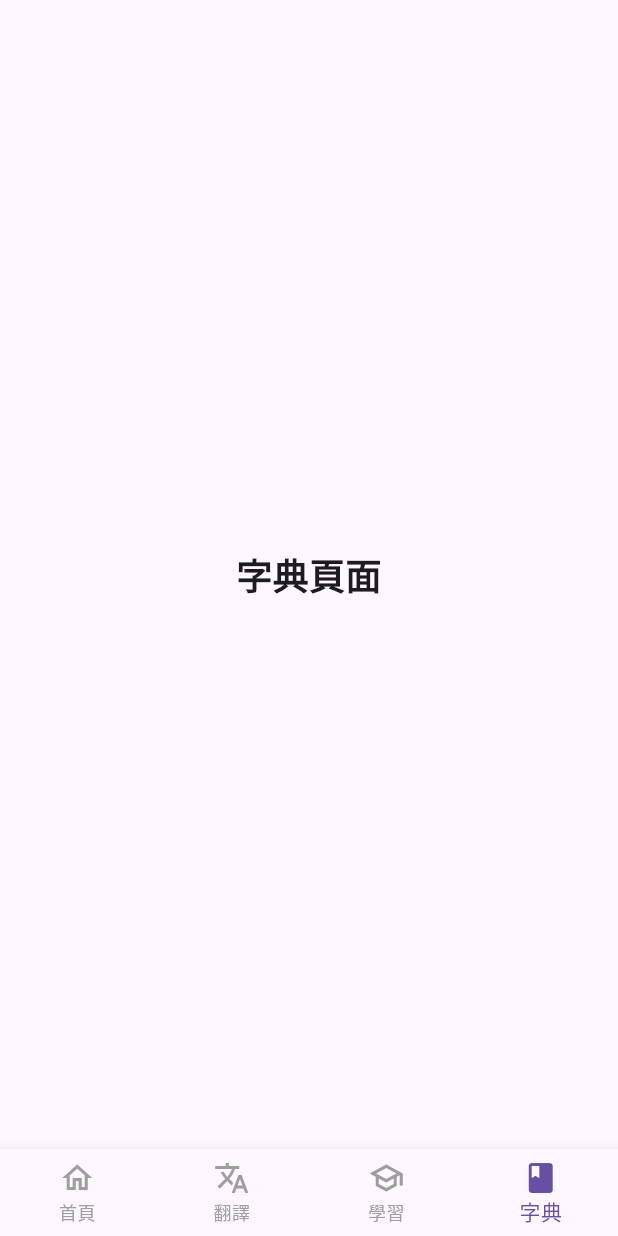
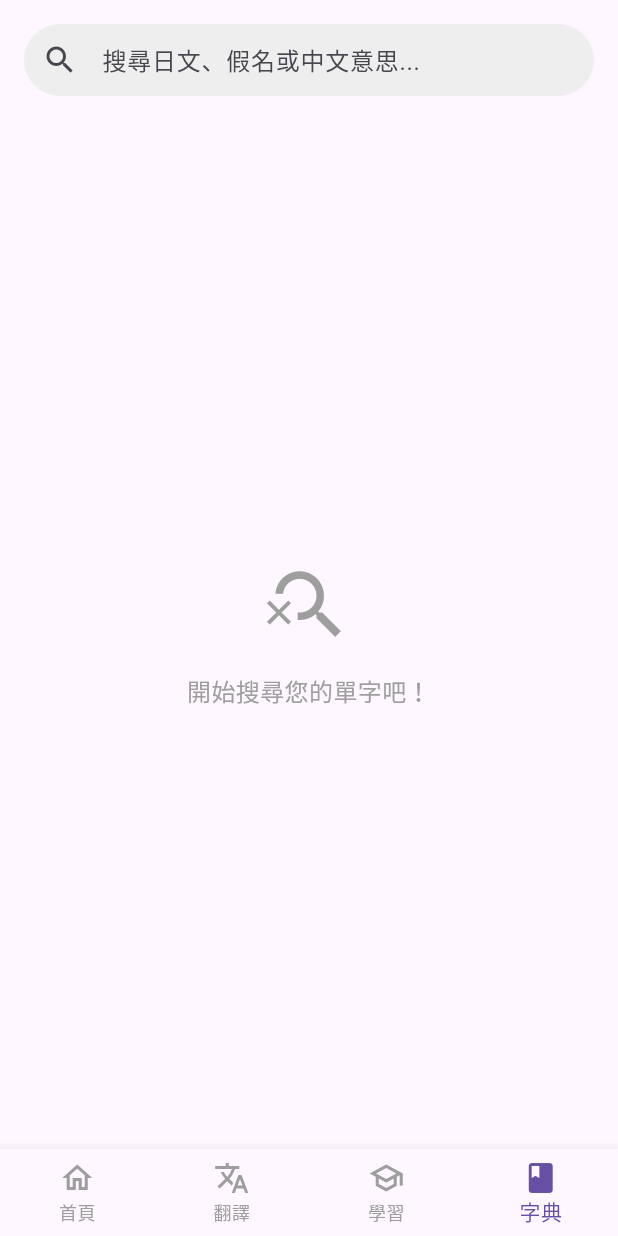
Before and after one commit to xiaomingtseng/JP_Learning, a Flutter app: the screen it shows after launch, item 4 of the bottom bar chosen, on a phone screen of 412 x 824 dp. Run offline on Flutter 3.47's test engine with Material 3 defaults, Android fonts, the phone set to English and light mode, and no system bars; our stand-ins replace shared_preferences; accounts and stored records are empty; network calls fail.

Commit message:
新增字典頁面UI

```diff
--- /dev/null
+++ b/lib/models/dictionary_entry.dart
@@ -0,0 +1,63 @@
+class DictionaryEntry {
+  final String id;
+  final String term; // 日文單字，例如："日本語"
+  final String reading; // 讀音，例如："にほんご"
+  final List<MeaningEntry> meanings; // 多個詞義和詞性
+  final String? jlptLevel; // 例如："N5", "N4"
+  final List<ExampleSentence>? examples; // 例句
+  final List<String>? tags; // 標籤，例如："常用", "書面語"
+  final bool isFavorited; // 是否已收藏 (用於我的單字本)
+
+  DictionaryEntry({
+    required this.id,
+    required this.term,
+    required this.reading,
+    required this.meanings,
+    this.jlptLevel,
+    this.examples,
+    this.tags,
+    this.isFavorited = false,
+  });
+
+  // 輔助方法，用於更新收藏狀態
+  DictionaryEntrycopyWith({
+    String? id,
+    String? term,
+    String? reading,
+    List<MeaningEntry>? meanings,
+    String? jlptLevel,
+    List<ExampleSentence>? examples,
+    List<String>? tags,
+    bool? isFavorited,
+  }) {
+    return DictionaryEntry(
+      id: id ?? this.id,
+      term: term ?? this.term,
+      reading: reading ?? this.reading,
+      meanings: meanings ?? this.meanings,
+      jlptLevel: jlptLevel ?? this.jlptLevel,
+      examples: examples ?? this.examples,
+      tags: tags ?? this.tags,
+      isFavorited: isFavorited ?? this.isFavorited,
+    );
+  }
+}
+
+class MeaningEntry {
+  final String partOfSpeech; // 詞性，例如："名詞", "動詞（一段）"
+  final List<String> definitions; // 該詞性下的多個中文解釋
+
+  MeaningEntry({required this.partOfSpeech, required this.definitions});
+}
+
+class ExampleSentence {
+  final String japanese;
+  final String? reading; // 例句的假名讀音 (可選)
+  final String translation; // 例句的中文翻譯
+
+  ExampleSentence({
+    required this.japanese,
+    this.reading,
+    required this.translation,
+  });
+}
--- /dev/null
+++ b/lib/screens/dictionary_screen.dart
@@ -0,0 +1,339 @@
+import 'package:flutter/material.dart';
+import '../models/dictionary_entry.dart';
+// import 'word_detail_screen.dart'; // 稍後建立單字詳細頁面
+
+// 模擬的字典資料 (之後會從 API 或本地資料庫獲取)
+final List<DictionaryEntry> _allDictionaryEntries = [
+  DictionaryEntry(
+    id: 'dict_001',
+    term: '日本語',
+    reading: 'にほんご',
+    meanings: [
+      MeaningEntry(partOfSpeech: '名詞', definitions: ['日語，日本話']),
+    ],
+    jlptLevel: 'N5',
+    examples: [
+      ExampleSentence(
+        japanese: '日本語を勉強しています。',
+        reading: 'にほんごをべんきょうしています。',
+        translation: '我正在學習日語。',
+      ),
+    ],
+    tags: ['常用'],
+  ),
+  DictionaryEntry(
+    id: 'dict_002',
+    term: '食べる',
+    reading: 'たべる',
+    meanings: [
+      MeaningEntry(partOfSpeech: '動詞（一段）', definitions: ['吃']),
+    ],
+    jlptLevel: 'N5',
+    examples: [
+      ExampleSentence(
+        japanese: 'リンゴを食べます。',
+        reading: 'リンゴをたべます。',
+        translation: '吃蘋果。',
+      ),
+    ],
+  ),
+  DictionaryEntry(
+    id: 'dict_003',
+    term: '綺麗',
+    reading: 'きれい',
+    meanings: [
+      MeaningEntry(partOfSpeech: '形容動詞', definitions: ['漂亮，乾淨']),
+    ],
+    jlptLevel: 'N5',
+    examples: [
+      ExampleSentence(
+        japanese: 'この花は綺麗ですね。',
+        reading: 'このはなはきれいですね。',
+        translation: '這朵花真漂亮啊。',
+      ),
+    ],
+  ),
+  DictionaryEntry(
+    id: 'dict_004',
+    term: '行く',
+    reading: 'いく',
+    meanings: [
+      MeaningEntry(partOfSpeech: '動詞（五段）', definitions: ['去']),
+    ],
+    jlptLevel: 'N5',
+    examples: [
+      ExampleSentence(
+        japanese: '学校へ行きます。',
+        reading: 'がっこうへいきます。',
+        translation: '去學校。',
+      ),
+    ],
+  ),
+  DictionaryEntry(
+    id: 'dict_005',
+    term: '検索',
+    reading: 'けんさく',
+    meanings: [
+      MeaningEntry(partOfSpeech: '名詞・サ変動詞', definitions: ['檢索，搜索']),
+    ],
+    jlptLevel: 'N3',
+    examples: [
+      ExampleSentence(
+        japanese: 'インターネットで情報を検索する。',
+        reading: 'インターネットでじょうほうをけんさくする。',
+        translation: '在網路上搜尋資訊。',
+      ),
+    ],
+    tags: ['IT用語'],
+  ),
+  DictionaryEntry(
+    id: 'dict_006',
+    term: '愛',
+    reading: 'あい',
+    meanings: [
+      MeaningEntry(partOfSpeech: '名詞', definitions: ['愛，愛情']),
+    ],
+    jlptLevel: 'N1',
+    examples: [
+      ExampleSentence(
+        japanese: '愛は全てを乗り越える。',
+        reading: 'あいはすべてをのりこえる。',
+        translation: '愛能克服一切。',
+      ),
+    ],
+  ),
+];
+
+class DictionaryScreen extends StatefulWidget {
+  const DictionaryScreen({super.key});
+
+  @override
+  State<DictionaryScreen> createState() => _DictionaryScreenState();
+}
+
+class _DictionaryScreenState extends State<DictionaryScreen> {
+  List<DictionaryEntry> _filteredEntries = [];
+  final TextEditingController _searchController = TextEditingController();
+  String _currentQuery = "";
+
+  @override
+  void initState() {
+    super.initState();
+    // Initially, show no results or a prompt, not all entries.
+    // _filteredEntries = _allDictionaryEntries;
+    _searchController.addListener(_performSearch);
+  }
+
+  void _performSearch() {
+    final query = _searchController.text.toLowerCase().trim();
+    if (_currentQuery == query) return; // Avoid redundant searches
+
+    _currentQuery = query;
+
+    if (query.isEmpty) {
+      setState(() {
+        _filteredEntries = [];
+      });
+    } else {
+      setState(() {
+        _filteredEntries =
+            _allDictionaryEntries.where((entry) {
+              final termMatches = entry.term.toLowerCase().contains(query);
+              final readingMatches = entry.reading.toLowerCase().contains(
+                query,
+              );
+              final meaningMatches = entry.meanings.any(
+                (meaning) => meaning.definitions.any(
+                  (def) => def.toLowerCase().contains(query),
+                ),
+              );
+              return termMatches || readingMatches || meaningMatches;
+            }).toList();
+      });
+    }
+  }
+
+  void _navigateToWordDetail(DictionaryEntry entry) {
+    // TODO: 導航到單字詳細頁面 (WordDetailScreen)
+    print('Navigating to detail for: ${entry.term}');
+    ScaffoldMessenger.of(context).showSnackBar(
+      SnackBar(content: Text('點擊了: ${entry.term} - ${entry.reading}')),
+    );
+    // Navigator.push(
+    //   context,
+    //   MaterialPageRoute(builder: (context) => WordDetailScreen(entry: entry)),
+    // );
+  }
+
+  @override
+  void dispose() {
+    _searchController.removeListener(_performSearch);
+    _searchController.dispose();
+    super.dispose();
+  }
+
+  Widget _buildRichTextWithFurigana(String term, String reading) {
+    // 簡易的振假名實現，可以根據需要做得更複雜
+    // 這裡假設讀音是針對整個詞彙的
+    return RichText(
+      text: TextSpan(
+        style: DefaultTextStyle.of(
+          context,
+        ).style.copyWith(fontSize: 18), // 主詞彙字體大小
+        children: <TextSpan>[
+          TextSpan(text: term),
+          TextSpan(
+            text: ' [$reading]',
+            style: TextStyle(
+              fontSize: 13,
+              color: Colors.grey[700],
+            ), // 讀音字體大小和顏色
+          ),
+        ],
+      ),
+    );
+  }
+
+  @override
+  Widget build(BuildContext context) {
+    return Scaffold(
+      // appBar: AppBar(title: Text("字典")), // 通常在 BottomNav 頁面不需要獨立 AppBar
+      body: Column(
+        children: <Widget>[
+          // 搜尋列
+          Padding(
+            padding: const EdgeInsets.all(16.0),
+            child: TextField(
+              controller: _searchController,
+              decoration: InputDecoration(
+                hintText: '搜尋日文、假名或中文意思...',
+                prefixIcon: const Icon(Icons.search),
+                border: OutlineInputBorder(
+                  borderRadius: BorderRadius.circular(25.0),
+                  borderSide: BorderSide.none,
+                ),
+                filled: true,
+                fillColor:
+                    Theme.of(context).brightness == Brightness.dark
+                        ? Colors.grey[800]
+                        : Colors.grey[200],
+                contentPadding: const EdgeInsets.symmetric(
+                  vertical: 0,
+                  horizontal: 20,
+                ),
+                suffixIcon:
+                    _searchController.text.isNotEmpty
+                        ? IconButton(
+                          icon: const Icon(Icons.clear),
+                          onPressed: () {
+                            _searchController.clear();
+                            // _performSearch(); // clear() 會觸發 listener
+                          },
+                        )
+                        : null,
+              ),
+              onSubmitted: (_) => _performSearch(), // 鍵盤確認也觸發搜尋
+            ),
+          ),
+
+          // 結果列表
+          Expanded(
+            child:
+                _searchController.text.trim().isEmpty &&
+                        _filteredEntries.isEmpty
+                    ? const Center(
+                      child: Column(
+                        mainAxisAlignment: MainAxisAlignment.center,
+                        children: [
+                          Icon(
+                            Icons.search_off_outlined,
+                            size: 60,
+                            color: Colors.grey,
+                          ),
+                          SizedBox(height: 16),
+                          Text(
+                            '開始搜尋您的單字吧！',
+                            style: TextStyle(fontSize: 16, color: Colors.grey),
+                            textAlign: TextAlign.center,
+                          ),
+                        ],
+                      ),
+                    )
+                    : _filteredEntries.isEmpty &&
+                        _searchController.text.trim().isNotEmpty
+                    ? Center(
+                      child: Text(
+                        '找不到符合 "${_searchController.text}" 的結果',
+                        style: const TextStyle(
+                          fontSize: 16,
+                          color: Colors.grey,
+                        ),
+                        textAlign: TextAlign.center,
+                      ),
+                    )
+                    : ListView.separated(
+                      padding: const EdgeInsets.symmetric(horizontal: 8.0),
+                      itemCount: _filteredEntries.length,
+                      itemBuilder: (context, index) {
+                        final entry = _filteredEntries[index];
+                        return Card(
+                          elevation: 1.5,
+                          margin: const EdgeInsets.symmetric(
+                            vertical: 4.0,
+                            horizontal: 8.0,
+                          ),
+                          child: ListTile(
+                            contentPadding: const EdgeInsets.symmetric(
+                              vertical: 8.0,
+                              horizontal: 16.0,
+                            ),
+                            title: _buildRichTextWithFurigana(
+                              entry.term,
+                              entry.reading,
+                            ),
+                            subtitle: Padding(
+                              padding: const EdgeInsets.only(top: 4.0),
+                              child: Text(
+                                entry.meanings
+                                    .map(
+                                      (m) =>
+                                          '${m.partOfSpeech}: ${m.definitions.join("； ")}',
+                                    )
+                                    .join('\n'),
+                                maxLines: 2,
+                                overflow: TextOverflow.ellipsis,
+                                style: TextStyle(color: Colors.grey[700]),
+                              ),
+                            ),
+                            trailing:
+                                entry.jlptLevel != null
+                                    ? Chip(
+                                      label: Text(
+                                        entry.jlptLevel!,
+                                        style: const TextStyle(fontSize: 10),
+                                      ),
+                                      padding: const EdgeInsets.symmetric(
+                                        horizontal: 4,
+                                        vertical: 0,
+                                      ),
+                                      backgroundColor: Theme.of(
+                                        context,
+                                      ).primaryColorLight.withOpacity(0.5),
+                                      labelPadding: EdgeInsets.zero,
+                                      visualDensity: VisualDensity.compact,
+                                    )
+                                    : null,
+                            onTap: () => _navigateToWordDetail(entry),
+                          ),
+                        );
+                      },
+                      separatorBuilder:
+                          (context, index) =>
+                              const SizedBox(height: 0), // Card 之間已有間距
+                    ),
+          ),
+        ],
+      ),
+    );
+  }
+}
--- a/lib/screens/home_screen.dart
+++ b/lib/screens/home_screen.dart
@@ -8,7 +8,8 @@ import '../models/content_article.dart';
 import 'account_screen.dart';
 import 'settings_screen.dart';
 import 'translate_screen.dart';
-import 'learning_screen.dart'; // 匯入 LearningScreen
+import 'learning_screen.dart';
+import 'dictionary_screen.dart'; // 匯入 DictionaryScreen
 
 class HomeScreen extends StatefulWidget {
   const HomeScreen({super.key});
@@ -144,7 +145,7 @@ class _HomeScreenState extends State<HomeScreen> {
       _buildHomePageContent(),
       const TranslateScreen(),
       const LearningScreen(),
-      _buildPlaceholderPage('字典頁面'),
+      const DictionaryScreen(),
     ];
 
     PreferredSizeWidget? currentAppBar;
```
